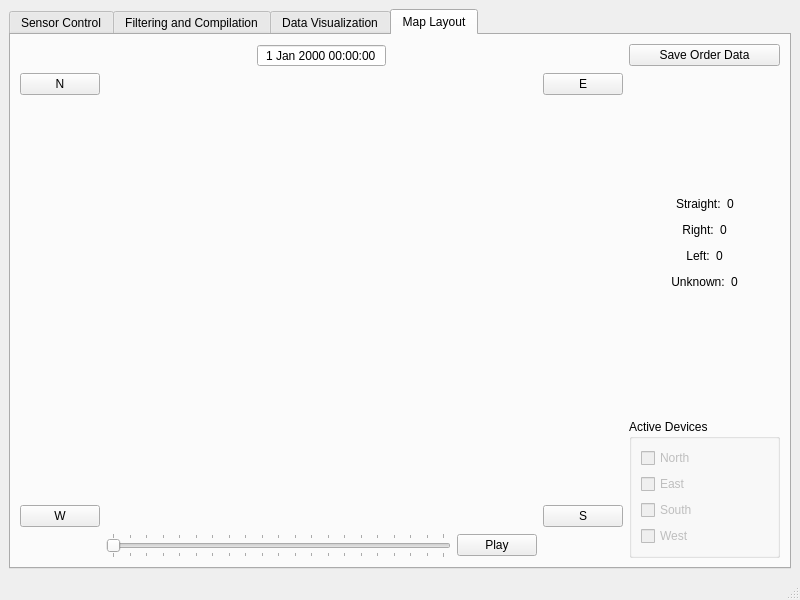
CapstoneFlows/rcds-python, file rcdsWindow.ui: the form before one commit.
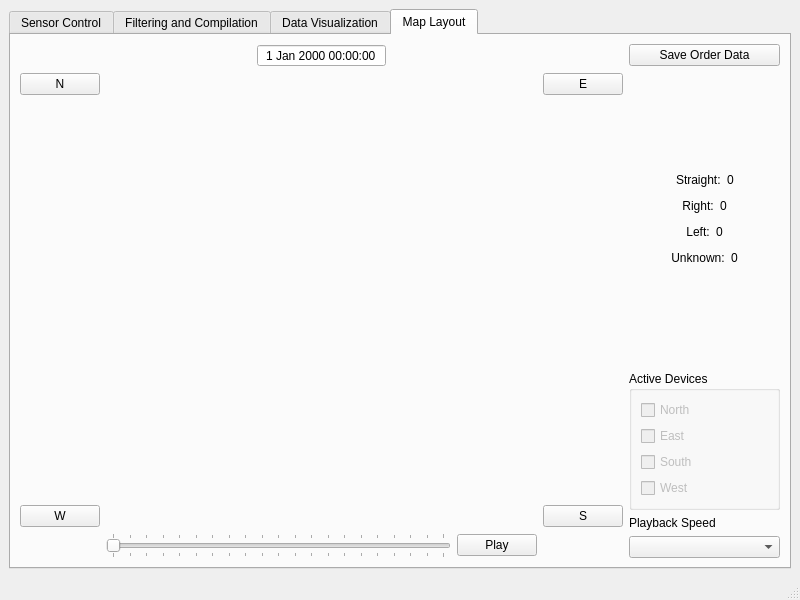
The form after the commit. The open tabs and pages were chosen to show the change. Icons and pictures are not drawn. Custom widgets are drawn as their Qt base class.

Commit message: Added playback speed

Diff of the .ui file:
```diff
--- a/rcdsWindow.ui
+++ b/rcdsWindow.ui
@@ -1091,6 +1091,16 @@
                 </layout>
                </widget>
               </item>
+              <item>
+               <widget class="QLabel" name="playback_label">
+                <property name="text">
+                 <string>Playback Speed</string>
+                </property>
+               </widget>
+              </item>
+              <item>
+               <widget class="QComboBox" name="PlaybackComboBox"/>
+              </item>
              </layout>
             </item>
            </layout>
```
The commit also changes 1 other file.
